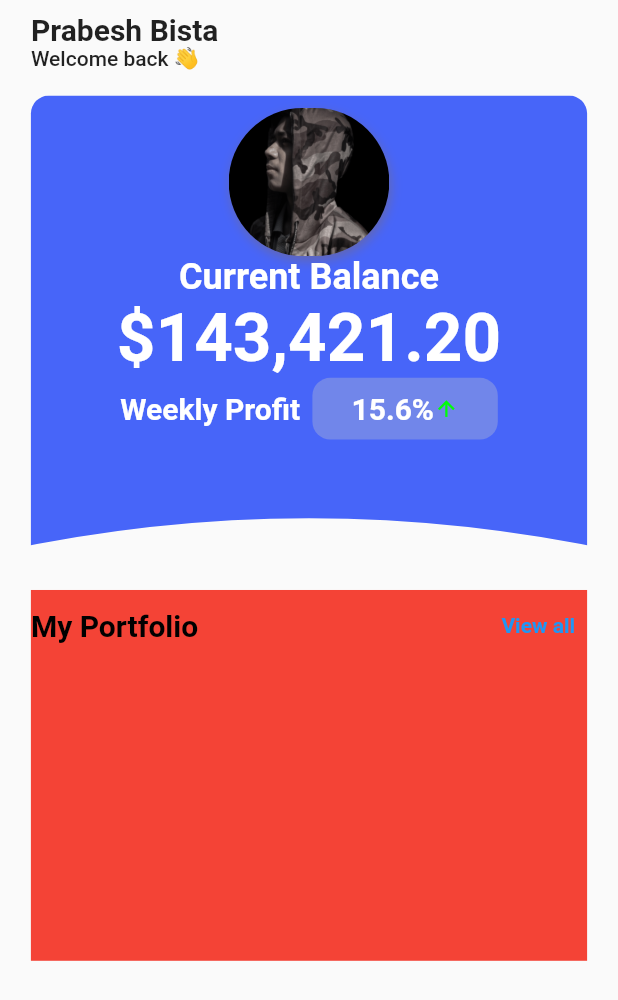
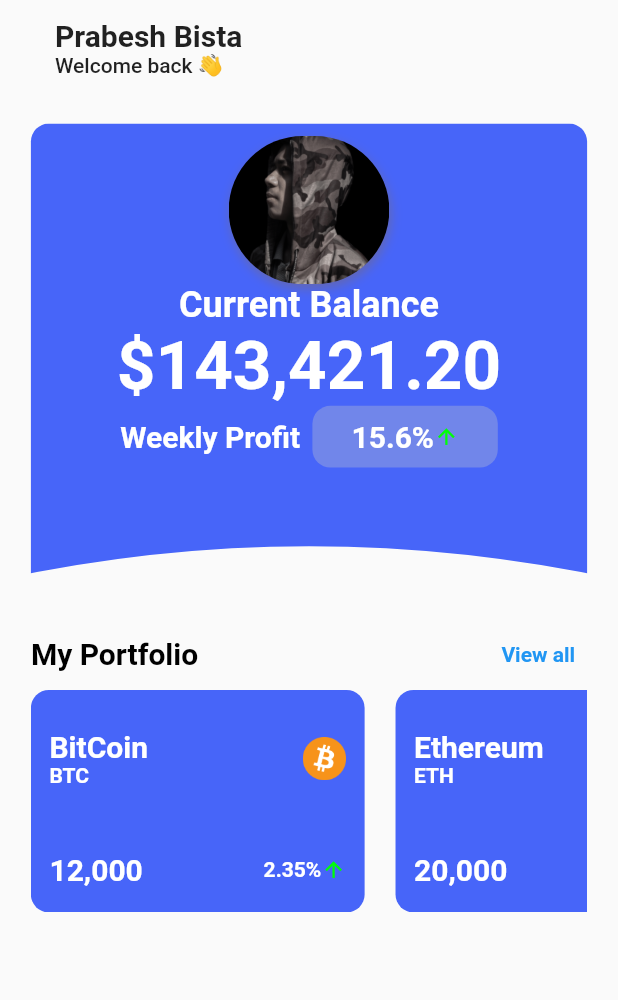
Before and after one commit to PrabeshPP/crypto_app, a Flutter app: the screen it shows after launch, on a phone screen of 412 x 824 dp. Shown: the top 1000 px of the screen. Run offline on Flutter 3.47's test engine with Material 2 defaults, Android fonts, the phone set to English and light mode, and no system bars.

Commit message:
portfolio added

```diff
--- a/lib/model/mybit.dart
+++ b/lib/model/mybit.dart
@@ -1,12 +1,10 @@
-import 'package:flutter/cupertino.dart';
-import 'package:flutter/material.dart';
+
 
 class MyBitList {
   static List<MyBit> list = [
-    MyBit("BitCoin", "BTC", "assets/bitcoin.png", 12000, "2.35%"),
-    MyBit("Ethereum", "ETH", "assets/ethereum.png", 20000, "9.35%"),
-    MyBit("BNB", "BNB", "assets/bnb.png", 2000, "10.35%"),
-
+    MyBit("BitCoin", "BTC", "assets/bitcoin.png", "12,000", "2.35%"),
+    MyBit("Ethereum", "ETH", "assets/ethereum.png", "20,000", "9.35%"),
+    MyBit("BNB", "BNB", "assets/bnb.png", "2,000", "10.35%"),
   ];
 }
 
@@ -14,7 +12,7 @@ class MyBit {
   final String name;
   final String shortForm;
   final String icon;
-  final num totalAmout;
+  final String totalAmout;
   final String percentage;
 
   MyBit(this.name, this.shortForm, this.icon, this.totalAmout, this.percentage);
--- a/lib/view/home/home_page.dart
+++ b/lib/view/home/home_page.dart
@@ -1,4 +1,3 @@
-
 import 'package:flutter/material.dart';
 
 import 'package:crypto_app/view/home/widgets/portfolio/portfolio.dart';
@@ -13,25 +12,24 @@ class HomePage extends StatelessWidget {
     return Scaffold(
       extendBodyBehindAppBar: true,
       appBar: PreferredSize(
-        preferredSize: const Size.fromHeight(0.0),
+        preferredSize:  Size.fromHeight(size.height*0.08),
         child: AppBar(
           elevation: 0.0,
           backgroundColor: Colors.transparent,
+          title:   heading(context, size),
         ),
       ),
       body: SafeArea(
         child: SingleChildScrollView(
+          physics: const BouncingScrollPhysics(),
           child: SizedBox(
             height: size.height,
             width: size.width,
             child: Column(
               crossAxisAlignment: CrossAxisAlignment.start,
               children: [
-                heading(context, size),
                 body(const BalanceCard(), size),
                 body(const PortFolioWidget(), size)
-
-
               ],
             ),
           ),
@@ -43,8 +41,7 @@ class HomePage extends StatelessWidget {
 
 Widget heading(BuildContext context, Size size) {
   return Padding(
-    padding: EdgeInsets.only(
-        top: size.height * 0.01, left: size.width * 0.05),
+    padding: EdgeInsets.only(top: size.height * 0.01, left: size.width * 0.05),
     child: SizedBox(
       child: Column(
         crossAxisAlignment: CrossAxisAlignment.start,
@@ -66,9 +63,9 @@ Widget heading(BuildContext context, Size size) {
   );
 }
 
-Widget body(Widget widgetChild,Size size) {
+Widget body(Widget widgetChild, Size size) {
   return Padding(
-      padding:
-          EdgeInsets.only(top: size.height * 0.02, left: size.width * 0.05),
-          child: widgetChild,);
+    padding: EdgeInsets.only(top: size.height * 0.02, left: size.width * 0.05),
+    child: widgetChild,
+  );
 }
--- a/lib/view/home/widgets/card/card.dart
+++ b/lib/view/home/widgets/card/card.dart
@@ -20,11 +20,9 @@ class BalanceCard extends StatelessWidget {
         ),
         child: Column(
           crossAxisAlignment: CrossAxisAlignment.center,
-
           children: [
             Padding(
-
-              padding:  EdgeInsets.only(top: size.height*0.01),
+              padding: EdgeInsets.only(top: size.height * 0.01),
               child: Container(
                 height: size.height * 0.12,
                 width: size.width * 0.26,
@@ -90,7 +88,7 @@ class BalanceCard extends StatelessWidget {
                         ),
                         Icon(
                           Icons.arrow_upward,
-                          color:const Color.fromARGB(255, 0, 255, 8),
+                          color: const Color.fromARGB(255, 0, 255, 8),
                           size: size.height * 0.02,
                         )
                       ],
--- a/lib/view/home/widgets/portfolio/portfolio.dart
+++ b/lib/view/home/widgets/portfolio/portfolio.dart
@@ -1,39 +1,125 @@
+import 'package:crypto_app/model/mybit.dart';
 import 'package:flutter/material.dart';
-
+import 'package:flutter/rendering.dart';
 
 class PortFolioWidget extends StatelessWidget {
   const PortFolioWidget({Key? key}) : super(key: key);
 
   @override
   Widget build(BuildContext context) {
-    Size size=MediaQuery.of(context).size;
-    return Container(
-      color: Colors.red,
-      height:size.height*0.3 ,
-      width: size.width*0.9,
+    Size size = MediaQuery.of(context).size;
+    return SizedBox(
+      height: size.height * 0.3,
+      width: size.width * 0.9,
       child: Column(
         children: [
           Row(
             mainAxisAlignment: MainAxisAlignment.spaceBetween,
             children: [
-              Text("My Portfolio",
-              style: Theme.of(context).textTheme.titleLarge!.copyWith(
-                color: Colors.black,
-                fontWeight: FontWeight.bold
-              ),),
-              TextButton(onPressed: (){
-
-              }, child: Text("View all",
-              style: Theme.of(context).textTheme.bodyLarge!.copyWith(
-                color: Colors.blue,
-                fontWeight: FontWeight.bold
-
-              ),),)
-
+              Text(
+                "My Portfolio",
+                style: Theme.of(context)
+                    .textTheme
+                    .titleLarge!
+                    .copyWith(color: Colors.black, fontWeight: FontWeight.bold),
+              ),
+              TextButton(
+                onPressed: () {},
+                child: Text(
+                  "View all",
+                  style: Theme.of(context).textTheme.bodyLarge!.copyWith(
+                      color: Colors.blue, fontWeight: FontWeight.bold),
+                ),
+              ),
             ],
-          )
+          ),
+          portfolio(size)
         ],
       ),
     );
   }
 }
+
+Widget portfolio(Size size) {
+  return Container(
+    height: size.height * 0.3 * 0.6,
+    width: size.width * 0.9,
+    decoration: BoxDecoration(borderRadius: BorderRadius.circular(12.0)),
+    child: ListView.builder(
+      physics: const BouncingScrollPhysics(),
+      scrollDirection: Axis.horizontal,
+      itemCount: MyBitList.list.length,
+      shrinkWrap: true,
+      itemBuilder: ((context, index) {
+        var data = MyBitList.list[index];
+        return Container(
+          margin: EdgeInsets.only(right: size.width * 0.05),
+          width: size.width * 0.9 * 0.6,
+          decoration: BoxDecoration(
+              color: const Color.fromARGB(255, 71, 101, 249),
+              borderRadius: BorderRadius.circular(12.0)),
+          child: Column(
+            mainAxisAlignment: MainAxisAlignment.spaceAround,
+            children: [
+              Padding(
+                padding: EdgeInsets.symmetric(horizontal: size.width*0.03),
+                child: Row(
+                  mainAxisAlignment: MainAxisAlignment.spaceBetween,
+                  children: [
+                    Column(
+                      crossAxisAlignment: CrossAxisAlignment.start,
+                      children: [
+                        Text(data.name,
+                        style: Theme.of(context).textTheme.titleLarge!.copyWith(
+                          color: Colors.white,
+                          fontWeight: FontWeight.bold
+                        ),),
+                        Text(data.shortForm,
+                        style: Theme.of(context).textTheme.bodyMedium!.copyWith(
+                          color: Colors.white,
+                          fontWeight: FontWeight.bold
+                        ),)
+                      ],
+                    ),
+                    SizedBox(
+                      height: size.height*0.07,
+                      width: size.width*0.07,
+                      child: Image.asset(data.icon,
+                      fit: BoxFit.contain,),
+                    )
+                  ],
+                ),
+              ),
+               Padding(
+                padding: EdgeInsets.symmetric(horizontal: size.width*0.03),
+                child: Row(
+                  mainAxisAlignment: MainAxisAlignment.spaceBetween,
+                  children: [
+                    Text(data.totalAmout,
+                    style: Theme.of(context).textTheme.titleLarge!.copyWith(
+                      color: Colors.white,
+                      fontWeight: FontWeight.bold
+                    ),),
+                    Row(
+                      children: [
+                        Text(data.percentage,
+                        style: Theme.of(context).textTheme.bodyMedium!.copyWith(
+                          color: Colors.white,
+                          fontWeight: FontWeight.bold
+                        ),),
+                        Icon(Icons.arrow_upward,
+                        color:const Color.fromARGB(255, 0, 255, 8),
+                        size: size.height*0.02,)
+                      ],
+                    )
+
+                  ],
+                ),
+              )
+            ],
+          ),
+        );
+      }),
+    ),
+  );
+}
```
